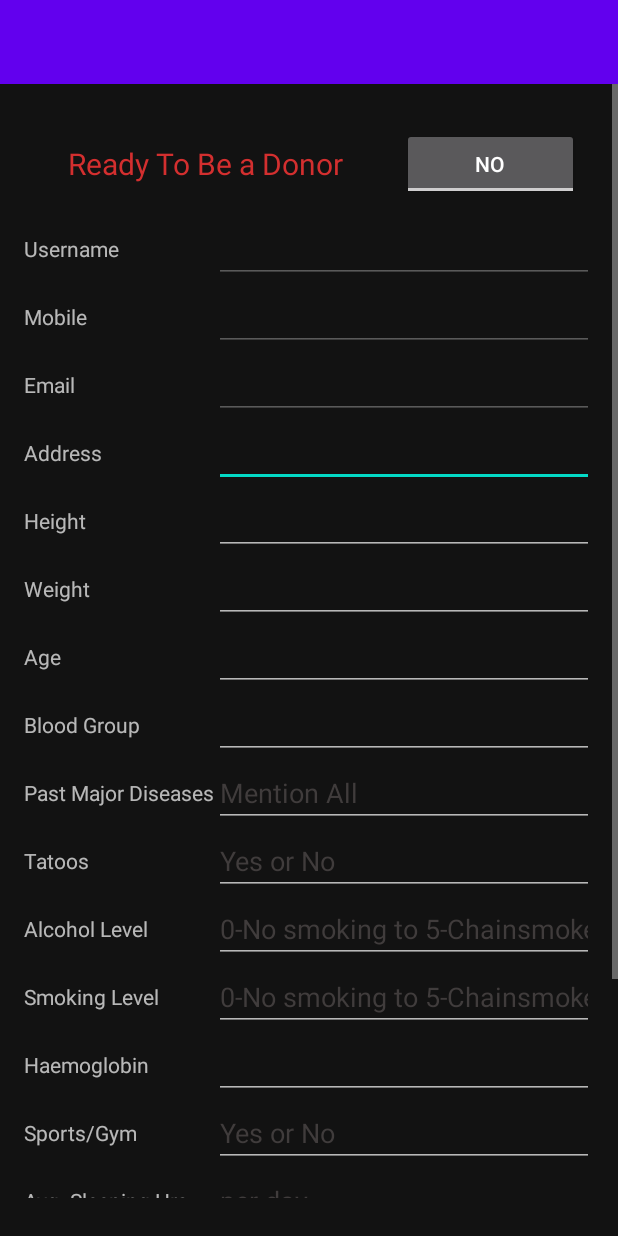
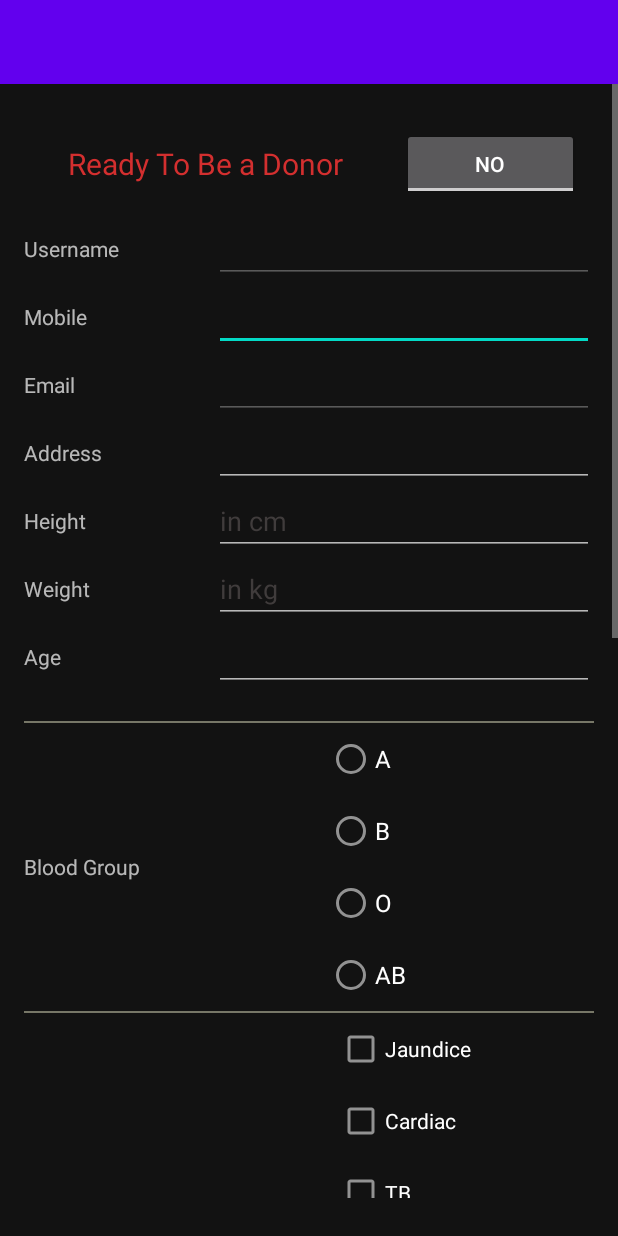
Before and after one commit to Codename-sgr/beta26_Bug_is_Bae, an Android app: the layout activity_user_health.xml on its own in the app's theme, with its tools: preview values and no code run, on a phone screen of 412 x 824 dp. Run offline under Robolectric (Android 15) with nearby library versions, the phone set to English and light mode, and no system bars.

Commit message:
user data successfully uploaded to database

```diff
--- a/Android/app/src/main/java/com/bugisbae/bloodhive/LoadingDialog.java
+++ b/Android/app/src/main/java/com/bugisbae/bloodhive/LoadingDialog.java
@@ -8,6 +8,7 @@ import androidx.appcompat.app.AlertDialog;
 public class LoadingDialog {
     public Activity activity;
     public AlertDialog alertDialog;
+    String message;
 
     public LoadingDialog(Activity activity){
         this.activity=activity;
@@ -28,4 +29,7 @@ public class LoadingDialog {
         alertDialog.dismiss();
     }
 
+    public void message(String s) {
+        alertDialog.setMessage(message);
+    }
 }
--- a/Android/app/src/main/java/com/bugisbae/bloodhive/LoginActivity.java
+++ b/Android/app/src/main/java/com/bugisbae/bloodhive/LoginActivity.java
@@ -307,7 +307,7 @@ public class LoginActivity extends AppCompatActivity {
                             final String Uid = user.getUid();
                             databaseUsers.child(Uid).child("email").setValue(user.getEmail());
                             databaseUsers.child(Uid).child("user_id").setValue(user.getUid());
-                            databaseUsers.child(Uid).child("user_name").setValue(user.getDisplayName());
+                            databaseUsers.child(Uid).child("username").setValue(user.getDisplayName());
                             databaseUsers.child(Uid).child("dp").addListenerForSingleValueEvent(new ValueEventListener() {
                                 @Override
                                 public void onDataChange(@NonNull DataSnapshot dataSnapshot) {
--- a/Android/app/src/main/res/layout/activity_user_health.xml
+++ b/Android/app/src/main/res/layout/activity_user_health.xml
@@ -7,8 +7,6 @@
     tools:context=".UserHealth">
 
     <include layout="@layout/toolbar"/>
-
-
 
     <ScrollView
         android:layout_width="match_parent"
@@ -43,7 +41,7 @@
                     android:text="Ready To Be a Donor" />
 
                 <ToggleButton
-                    android:id="@+id/simpleToggleButton"
+                    android:id="@+id/toggleButton"
                     android:layout_width="wrap_content"
                     android:layout_height="wrap_content"
                     android:layout_weight="1"
@@ -68,7 +66,7 @@
                     android:text="@string/username" />
 
                 <EditText
-                    android:id="@+id/accUserName"
+                    android:id="@+id/userName"
                     android:layout_width="match_parent"
                     android:layout_height="wrap_content"
                     android:textColor="@color/colorPrimaryDark"
@@ -92,14 +90,14 @@
                     android:text="@string/mobile_number" />
 
                 <EditText
-                    android:id="@+id/accMobile"
+                    android:id="@+id/mobile"
                     android:layout_width="match_parent"
                     android:layout_height="wrap_content"
                     android:layout_weight="1"
                     android:gravity="center_vertical"
                     android:textColor="@color/colorPrimaryDark"
-                    android:enabled="false"
-                    android:inputType="phone" />
+                    android:enabled="true"
+                    android:inputType="number" />
             </LinearLayout>
 
             <LinearLayout
@@ -116,7 +114,7 @@
                     android:text="@string/Email" />
 
                 <EditText
-                    android:id="@+id/accEmail"
+                    android:id="@+id/email"
                     android:layout_width="match_parent"
                     android:layout_height="wrap_content"
                     android:textColor="@color/colorPrimaryDark"
@@ -140,7 +138,7 @@
                     android:text="@string/address" />
 
                 <EditText
-                    android:id="@+id/accAddress"
+                    android:id="@+id/address"
                     android:layout_width="match_parent"
                     android:layout_height="wrap_content"
                     android:layout_weight="1"
@@ -169,6 +167,8 @@
                     android:layout_height="wrap_content"
                     android:textColor="@color/colorPrimaryDark"
                     android:enabled="true"
+                    android:hint="in cm"
+                    android:textColorHint="#403C3C"
                     android:gravity="center_vertical"
                     android:layout_weight="1"
                     android:inputType="number" />
@@ -193,6 +193,8 @@
                     android:layout_height="wrap_content"
                     android:textColor="@color/colorPrimaryDark"
                     android:enabled="true"
+                    android:hint="in kg"
+                    android:textColorHint="#403C3C"
                     android:gravity="center_vertical"
                     android:layout_weight="1"
                     android:inputType="number" />
@@ -222,29 +224,11 @@
                     android:inputType="number" />
             </LinearLayout>
 
-            <LinearLayout
-                android:layout_width="match_parent"
-                android:layout_height="match_parent"
-                android:layout_weight="1"
-                android:orientation="horizontal">
-
-                <TextView
-                    android:layout_width="match_parent"
-                    android:layout_height="wrap_content"
-                    android:layout_gravity="center"
-                    android:layout_weight="2"
-                    android:text="@string/bloodGrp" />
-
-                <EditText
-                    android:id="@+id/bloodGrp"
-                    android:layout_width="match_parent"
-                    android:layout_height="wrap_content"
-                    android:textColor="@color/colorPrimaryDark"
-                    android:enabled="true"
-                    android:gravity="center_vertical"
-                    android:layout_weight="1"
-                    android:inputType="none" />
-            </LinearLayout>
+            <View
+                android:layout_marginTop="20dp"
+                android:layout_width="fill_parent"
+                android:layout_height="1dp"
+                android:background="#777767" />
 
             <LinearLayout
                 android:layout_width="match_parent"
@@ -253,13 +237,106 @@
                 android:orientation="horizontal">
 
                 <TextView
-                    android:layout_width="match_parent"
+                    android:layout_width="wrap_content"
                     android:layout_height="wrap_content"
                     android:layout_gravity="center"
-                    android:layout_weight="2"
+                    android:layout_weight="1"
+                    android:text="@string/bloodGrp" />
+
+                <RadioGroup
+                    android:layout_width="wrap_content"
+                    android:layout_height="wrap_content"
+                    android:layout_weight="1"
+                    android:id="@+id/bloodRadBtn">
+
+                    <RadioButton
+                        android:id="@+id/aBlood"
+                        android:layout_width="fill_parent"
+                        android:layout_height="wrap_content"
+                        android:text="A"
+                        android:checked="false"
+                        android:textSize="16dp" />
+
+                    <RadioButton
+                        android:id="@+id/bBlood"
+                        android:layout_width="fill_parent"
+                        android:layout_height="wrap_content"
+                        android:text="B"
+                        android:checked="false"
+                        android:textSize="16dp" />
+                    <RadioButton
+                        android:id="@+id/oBlood"
+                        android:layout_width="fill_parent"
+                        android:layout_height="wrap_content"
+                        android:text="O"
+                        android:checked="false"
+                        android:textSize="16dp" />
+
+                    <RadioButton
+                        android:id="@+id/abBlood"
+                        android:layout_width="fill_parent"
+                        android:layout_height="wrap_content"
+                        android:text="AB"
+                        android:checked="false"
+                        android:textSize="16dp" />
+                </RadioGroup>
+            </LinearLayout>
+
+            <View
+                android:layout_width="fill_parent"
+                android:layout_height="1dp"
+                android:background="#777767" />
+
+            <LinearLayout
+                android:layout_width="match_parent"
+                android:layout_height="match_parent"
+                android:layout_weight="1"
+                android:orientation="horizontal">
+
+                <TextView
+                    android:layout_width="wrap_content"
+                    android:layout_height="wrap_content"
+                    android:layout_gravity="center"
+                    android:layout_weight="1"
                     android:text="@string/pastDiseases" />
 
-                <EditText
+                <LinearLayout
+                    android:layout_width="wrap_content"
+                    android:layout_height="wrap_content"
+                    android:layout_weight="1"
+                    android:orientation="vertical">
+
+                    <CheckBox android:id="@+id/dis1"
+                        android:layout_width="wrap_content"
+                        android:layout_height="wrap_content"
+                        android:text="Jaundice" />
+                    <CheckBox android:id="@+id/dis2"
+                        android:layout_width="wrap_content"
+                        android:layout_height="wrap_content"
+                        android:text="Cardiac" />
+                    <CheckBox android:id="@+id/dis3"
+                        android:layout_width="wrap_content"
+                        android:layout_height="wrap_content"
+                        android:text="TB" />
+                    <CheckBox android:id="@+id/dis4"
+                        android:layout_width="wrap_content"
+                        android:layout_height="wrap_content"
+                        android:text="Tumor" />
+                    <CheckBox android:id="@+id/dis5"
+                        android:layout_width="wrap_content"
+                        android:layout_height="wrap_content"
+                        android:text="Anemia" />
+                    <CheckBox android:id="@+id/dis6"
+                        android:layout_width="wrap_content"
+                        android:layout_height="wrap_content"
+                        android:text="Diabetes" />
+                    <CheckBox android:id="@+id/dis7"
+                        android:layout_width="wrap_content"
+                        android:layout_height="wrap_content"
+                        android:text="BP" />
+                </LinearLayout>
+
+                <!--<EditText
                     android:id="@+id/pastDiseases"
                     android:layout_width="match_parent"
                     android:layout_height="wrap_content"
@@ -269,8 +346,14 @@
                     android:textColorHint="#403C3C"
                     android:gravity="center_vertical"
                     android:layout_weight="1"
-                    android:inputType="textMultiLine" />
+                    android:inputType="textMultiLine" />-->
+
             </LinearLayout>
+
+            <View
+                android:layout_width="fill_parent"
+                android:layout_height="1dp"
+                android:background="#777767" />
 
             <LinearLayout
                 android:layout_width="match_parent"
@@ -452,10 +535,47 @@
                     android:inputType="numberSigned" />
             </LinearLayout>
 
+            <LinearLayout
+                android:layout_width="match_parent"
+                android:layout_height="match_parent"
+                android:layout_weight="1"
+                android:orientation="horizontal">
+
+                <TextView
+                    android:layout_width="match_parent"
+                    android:layout_height="wrap_content"
+                    android:layout_gravity="center"
+                    android:layout_weight="2"
+                    android:text="Upload Aadhar Card" />
+
+                <Button
+                    android:layout_width="wrap_content"
+                    android:layout_height="wrap_content"
+                    android:onClick="ChooseImage"
+                    android:text="Choose File"
+                    android:textSize="10sp"/>
+
+
+            </LinearLayout>
+
+            <LinearLayout
+                android:layout_width="wrap_content"
+                android:layout_height="wrap_content"
+                android:layout_gravity="center">
+
+                <ImageView
+                    android:id="@+id/aadharCardImg"
+                    android:layout_width="match_parent"
+                    android:layout_height="match_parent"
+                    android:layout_margin="30dp"
+                    android:contentDescription="Aadhar Card" />
+            </LinearLayout>
+
             <Button
                 android:layout_width="wrap_content"
                 android:layout_height="wrap_content"
                 android:text="Update"
+                android:onClick="Update"
                 android:padding="10dp"
                 android:layout_gravity="center"
                 android:layout_marginVertical="30dp"/>
```
Also changed, not shown: Android/app/src/main/java/com/bugisbae/bloodhive/UserHealth.java (+347 -0 lines), Android/app/src/main/java/com/bugisbae/bloodhive/user.java (+51 -42 lines).
